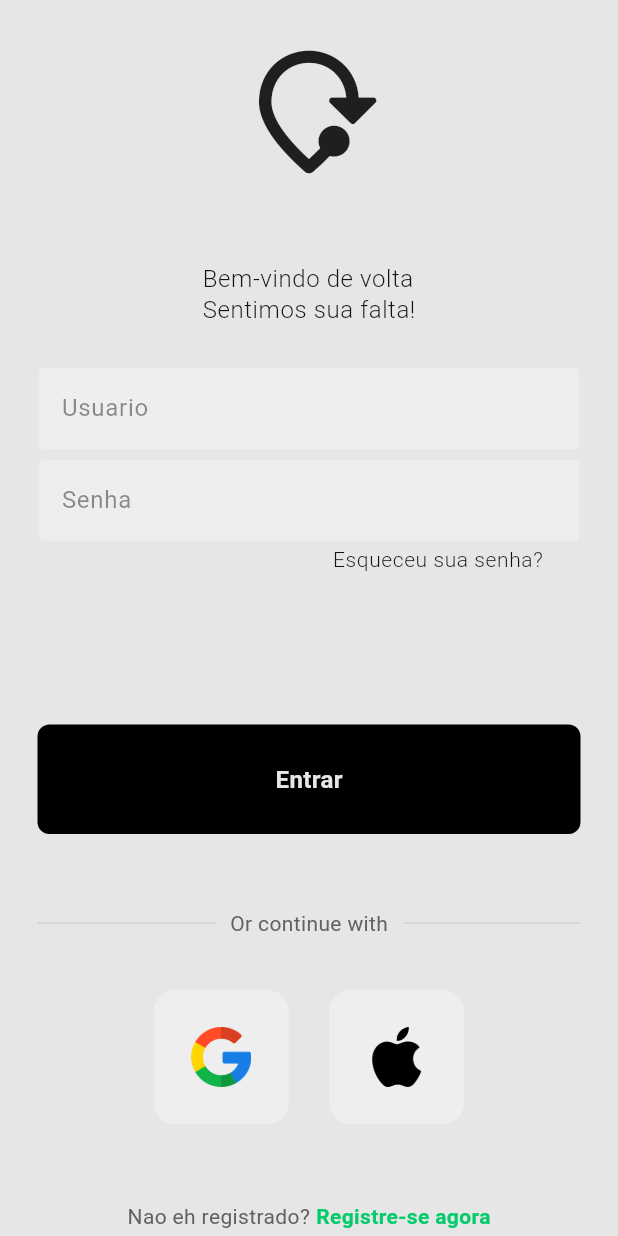
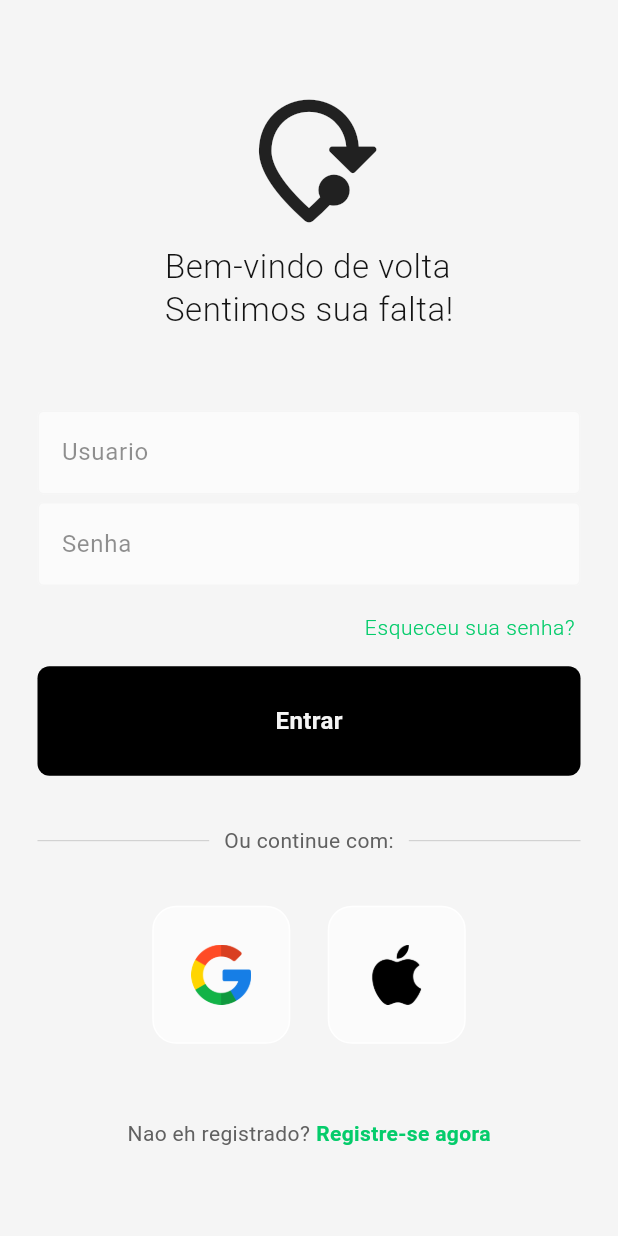
Before and after one commit to voidrt/viagens, a Flutter app: the screen it shows after launch, on a phone screen of 412 x 824 dp. Run offline on Flutter 3.47's test engine with Material 2 defaults, Android fonts, the phone set to English and light mode, and no system bars; Roboto replaces fonts that are missing (Montserrat).

Commit message:
Changed folder structure, adding coloured background soon

```diff
--- a/lib/login_page/components/acc_sign_tile.dart
+++ b/lib/login_page/components/acc_sign_tile.dart
@@ -1,5 +1,4 @@
 import 'package:flutter/material.dart';
-import 'package:turismo_mobile/theme/light_theme/colors.dart';
 import 'package:turismo_mobile/theme/padding/padding.dart';
 
 class AccountAuthTile extends StatelessWidget {
@@ -19,9 +18,9 @@ class AccountAuthTile extends StatelessWidget {
       child: Container(
         padding: const EdgeInsets.all(Paddings.big),
         decoration: BoxDecoration(
-          border: Border.all(color: AppColors.background),
+          border: Border.all(color: Colors.white),
           borderRadius: BorderRadius.circular(16),
-          color: Colors.grey[200],
+          color: Theme.of(context).colorScheme.onBackground,
         ),
         child: Image.asset(
           imagePath,
--- a/lib/login_page/components/buttons.dart
+++ b/lib/login_page/components/buttons.dart
@@ -18,11 +18,8 @@ class LoginButton extends StatelessWidget {
       onTap: onTap,
       child: Container(
         padding: const EdgeInsets.all(25),
-        margin: const EdgeInsets.fromLTRB(
-          Paddings.big,
-          Paddings.bigger,
-          Paddings.big,
-          Paddings.kDefault,
+        margin: const EdgeInsets.only(
+          top: Paddings.kDefault,
         ),
         decoration: BoxDecoration(
           color: Colors.black,
--- a/lib/login_page/components/divider_text.dart
+++ b/lib/login_page/components/divider_text.dart
@@ -7,11 +7,8 @@ class DividerText extends StatelessWidget {
   @override
   Widget build(BuildContext context) {
     return Padding(
-      padding: const EdgeInsets.fromLTRB(
-        Paddings.big,
-        Paddings.bigger / 1.5,
-        Paddings.big,
-        Paddings.bigger / 1.5,
+      padding: const EdgeInsets.symmetric(
+        vertical: Paddings.bigger / 1.5,
       ),
       child: Row(
         children: [
@@ -24,7 +21,7 @@ class DividerText extends StatelessWidget {
           Padding(
             padding: const EdgeInsets.symmetric(horizontal: 10.0),
             child: Text(
-              'Or continue with',
+              'Ou continue com:',
               style: TextStyle(color: Colors.grey[700]),
             ),
           ),
--- /dev/null
+++ b/lib/login_page/components/forgot_password.dart
@@ -0,0 +1,28 @@
+import 'package:flutter/material.dart';
+import 'package:turismo_mobile/theme/text_settings/text.dart';
+import 'package:turismo_mobile/theme/padding/padding.dart';
+
+class ForgotPassword extends StatelessWidget {
+  const ForgotPassword({super.key});
+
+  @override
+  Widget build(BuildContext context) {
+    return Padding(
+      padding: const EdgeInsets.only(
+        top: Paddings.kDefault,
+      ),
+      child: Row(
+        mainAxisAlignment: MainAxisAlignment.end,
+        children: [
+          Text(
+            'Esqueceu sua senha? ',
+            style: Theme.of(context).textTheme.bodySmall!.copyWith(
+                  fontSize: FontSize.small,
+                  color: Theme.of(context).colorScheme.primary,
+                ),
+          ),
+        ],
+      ),
+    );
+  }
+}
--- a/lib/login_page/components/icon_header.dart
+++ b/lib/login_page/components/icon_header.dart
@@ -1,5 +1,6 @@
 import 'package:flutter/material.dart';
 import 'package:turismo_mobile/theme/padding/padding.dart';
+import 'package:turismo_mobile/theme/text_settings/text.dart';
 
 class IconHeader extends StatelessWidget {
   const IconHeader({super.key});
@@ -10,7 +11,7 @@ class IconHeader extends StatelessWidget {
       children: [
         const Padding(
           padding: EdgeInsets.only(
-            bottom: Paddings.big,
+            bottom: Paddings.small,
           ),
           child: Icon(
             Icons.mode_of_travel_rounded,
@@ -19,12 +20,14 @@ class IconHeader extends StatelessWidget {
         ),
         Padding(
           padding: const EdgeInsets.only(
-            top: Paddings.big,
-            bottom: Paddings.big,
+            bottom: Paddings.bigger,
           ),
           child: Text(
             'Bem-vindo de volta\nSentimos sua falta!',
-            style: Theme.of(context).textTheme.bodySmall,
+            style: Theme.of(context)
+                .textTheme
+                .bodySmall!
+                .copyWith(fontSize: FontSize.defaultTitle),
           ),
         ),
       ],
--- /dev/null
+++ b/lib/login_page/components/layout_column.dart
@@ -0,0 +1,44 @@
+import 'package:flutter/material.dart';
+import 'package:turismo_mobile/login_page/components/forgot_password.dart';
+import 'package:turismo_mobile/login_page/components/acc_sign_row.dart';
+import 'package:turismo_mobile/login_page/components/divider_text.dart';
+import 'package:turismo_mobile/login_page/components/buttons.dart';
+import 'package:turismo_mobile/login_page/components/sign_in_text.dart';
+import 'package:turismo_mobile/login_page/components/text_field.dart';
+import 'package:turismo_mobile/theme/padding/padding.dart';
+
+class LoginPageLayout extends StatelessWidget {
+  LoginPageLayout({super.key});
+
+  final usernameController = TextEditingController();
+  final passwordController = TextEditingController();
+  void signUserIn() {}
+
+  @override
+  Widget build(BuildContext context) {
+    return Column(
+      mainAxisAlignment: MainAxisAlignment.center,
+      children: [
+        AppTextField(
+          controller: usernameController,
+          hintText: 'Usuario',
+          obscureText: false,
+        ),
+        AppTextField(
+          controller: passwordController,
+          hintText: 'Senha',
+          obscureText: true,
+        ),
+        const ForgotPassword(),
+        LoginButton(
+          text: 'Entrar',
+          onTap: signUserIn,
+        ),
+        const DividerText(),
+        const AuthRow(),
+        const SizedBox(height: Paddings.bigger),
+        const SignInText()
+      ],
+    );
+  }
+}
--- /dev/null
+++ b/lib/login_page/components/sign_in_text.dart
@@ -0,0 +1,27 @@
+import 'package:flutter/material.dart';
+import 'package:turismo_mobile/theme/light_theme/colors.dart';
+
+class SignInText extends StatelessWidget {
+  const SignInText({super.key});
+
+  @override
+  Widget build(BuildContext context) {
+    return Row(
+      mainAxisAlignment: MainAxisAlignment.center,
+      children: [
+        Text(
+          'Nao eh registrado?',
+          style: TextStyle(color: Colors.grey[700]),
+        ),
+        const SizedBox(width: 4),
+        const Text(
+          'Registre-se agora',
+          style: TextStyle(
+            color: AppColors.primary,
+            fontWeight: FontWeight.bold,
+          ),
+        ),
+      ],
+    );
+  }
+}
--- a/lib/login_page/components/text_field.dart
+++ b/lib/login_page/components/text_field.dart
@@ -18,20 +18,23 @@ class AppTextField extends StatelessWidget {
   Widget build(BuildContext context) {
     return Padding(
       padding: const EdgeInsets.symmetric(
-        horizontal: 25.0,
         vertical: Paddings.small / 2,
       ),
       child: TextField(
         controller: controller,
         obscureText: obscureText,
         decoration: InputDecoration(
-          enabledBorder: const OutlineInputBorder(
-            borderSide: BorderSide(color: AppColors.background),
+          enabledBorder: OutlineInputBorder(
+            borderSide: BorderSide(
+              color: Theme.of(context).colorScheme.background,
+            ),
           ),
-          focusedBorder: OutlineInputBorder(
-            borderSide: BorderSide(color: Colors.grey.shade400),
+          focusedBorder: const OutlineInputBorder(
+            borderSide: BorderSide(
+              color: AppColors.lightGrey,
+            ),
           ),
-          fillColor: Colors.grey.shade200,
+          fillColor: Theme.of(context).colorScheme.onBackground,
           filled: true,
           hintText: hintText,
           hintStyle: TextStyle(
--- a/lib/login_page/screens/login_screen.dart
+++ b/lib/login_page/screens/login_screen.dart
@@ -1,19 +1,11 @@
 import 'package:flutter/material.dart';
-import 'package:turismo_mobile/login_page/components/sign_row.dart';
-import 'package:turismo_mobile/login_page/components/divider_text.dart';
 import 'package:turismo_mobile/login_page/components/icon_header.dart';
-import 'package:turismo_mobile/login_page/components/buttons.dart';
-import 'package:turismo_mobile/login_page/components/text_field.dart';
-import 'package:turismo_mobile/theme/light_theme/colors.dart';
-import 'package:turismo_mobile/theme/light_theme/text.dart';
+import 'package:turismo_mobile/login_page/components/layout_column.dart';
 import 'package:turismo_mobile/theme/padding/padding.dart';
 import 'package:turismo_mobile/utils/utils.dart';
 
 class LoginPage extends StatelessWidget {
-  LoginPage({super.key});
-
-  final usernameController = TextEditingController();
-  final passwordController = TextEditingController();
+  const LoginPage({super.key});
 
   void signUserIn() {}
 
@@ -22,67 +14,20 @@ class LoginPage extends StatelessWidget {
     return GestureDetector(
       onTap: () => Utils.unfocus(context),
       child: Scaffold(
+        resizeToAvoidBottomInset: false,
         backgroundColor: Theme.of(context).colorScheme.background,
         body: SafeArea(
           child: Center(
             child: Padding(
-              padding: const EdgeInsets.symmetric(vertical: Paddings.big),
+              padding: const EdgeInsets.symmetric(
+                vertical: Paddings.big,
+                horizontal: Paddings.big,
+              ),
               child: Column(
                 mainAxisAlignment: MainAxisAlignment.center,
                 children: [
                   const IconHeader(),
-                  AppTextField(
-                    controller: usernameController,
-                    hintText: 'Usuario',
-                    obscureText: false,
-                  ),
-                  AppTextField(
-                    controller: passwordController,
-                    hintText: 'Senha',
-                    obscureText: true,
-                  ),
-                  Padding(
-                    padding: const EdgeInsets.symmetric(
-                      horizontal: Paddings.bigger,
-                    ),
-                    child: Row(
-                      mainAxisAlignment: MainAxisAlignment.end,
-                      children: [
-                        Text(
-                          'Esqueceu sua senha?',
-                          style:
-                              Theme.of(context).textTheme.bodySmall!.copyWith(
-                                    fontSize: FontSize.small,
-                                  ),
-                        ),
-                      ],
-                    ),
-                  ),
-                  const SizedBox(height: Paddings.bigger),
-                  LoginButton(
-                    text: 'Entrar',
-                    onTap: signUserIn,
-                  ),
-                  const DividerText(),
-                  const AuthRow(),
-                  const SizedBox(height: Paddings.bigger),
-                  Row(
-                    mainAxisAlignment: MainAxisAlignment.center,
-                    children: [
-                      Text(
-                        'Nao eh registrado?',
-                        style: TextStyle(color: Colors.grey[700]),
-                      ),
-                      const SizedBox(width: 4),
-                      const Text(
-                        'Registre-se agora',
-                        style: TextStyle(
-                          color: AppColors.primary,
-                          fontWeight: FontWeight.bold,
-                        ),
-                      ),
-                    ],
-                  ),
+                  LoginPageLayout(),
                 ],
               ),
             ),
--- a/lib/theme/light_theme/app_theme.dart
+++ b/lib/theme/light_theme/app_theme.dart
@@ -1,6 +1,6 @@
 import 'package:flutter/material.dart';
 import 'package:turismo_mobile/theme/light_theme/colors.dart';
-import 'package:turismo_mobile/theme/light_theme/text.dart';
+import 'package:turismo_mobile/theme/text_settings/text.dart';
 
 class LightTheme {
   static ThemeData lightThemeSettings = ThemeData(
@@ -14,18 +14,14 @@ class LightTheme {
     ),
     //? COLORS
     unselectedWidgetColor: Colors.white.withOpacity(0.67),
-    colorScheme: const ColorScheme(
+    colorScheme: ColorScheme.fromSeed(
+      seedColor: AppColors.primary,
       brightness: Brightness.light,
       primary: AppColors.primary,
-      onPrimary: AppColors.black,
       secondary: AppColors.black,
-      onSecondary: AppColors.background,
       error: AppColors.errorRed,
-      onError: AppColors.black,
       background: AppColors.background,
-      onBackground: AppColors.black,
-      surface: AppColors.background,
-      onSurface: AppColors.black,
+      onBackground: AppColors.onBackground,
     ),
   );
 }
--- a/lib/theme/light_theme/colors.dart
+++ b/lib/theme/light_theme/colors.dart
@@ -4,8 +4,9 @@ class AppColors {
   static const primary = Color.fromARGB(255, 4, 204, 107);
   static const secondary = Color.fromARGB(255, 20, 20, 20);
   static const textColor = Color.fromARGB(255, 20, 20, 20);
-  static const background = Color.fromARGB(255, 230, 230, 230);
-
+  static const background = Color.fromARGB(255, 245, 245, 245);
+  static const onBackground = Color.fromARGB(255, 251, 251, 251);
+  static const lightGrey = Color.fromARGB(255, 200, 200, 200);
   static const errorRed = Color.fromARGB(255, 221, 21, 60);
-  static const black = Color(0xff222222);
+  static const black = Color.fromARGB(255, 34, 34, 34);
 }
```
Also changed, not shown: lib/login_page/components/acc_sign_row.dart (renamed from lib/login_page/components/sign_row.dart), lib/theme/text_settings/text.dart (renamed from lib/theme/light_theme/text.dart).
